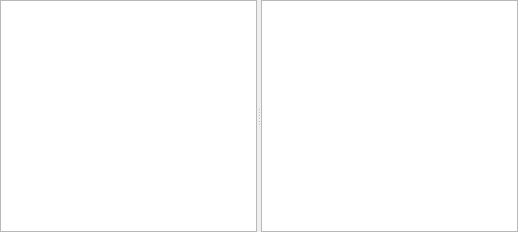
Qt form FigureItNow7/finUiScriptEditor.ui (yuylong/FigureItNow) before a commit.
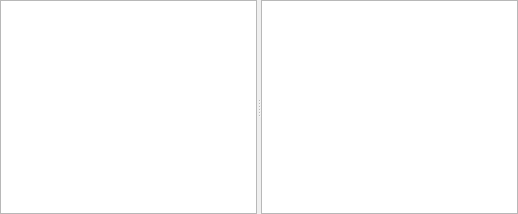
The same form after that commit.

Commit message: Optimize the Main Window style.

Patch:
```diff
--- a/FigureItNow7/finUiScriptEditor.ui
+++ b/FigureItNow7/finUiScriptEditor.ui
@@ -7,7 +7,7 @@
     <x>0</x>
     <y>0</y>
     <width>518</width>
-    <height>232</height>
+    <height>214</height>
    </rect>
   </property>
   <property name="windowTitle">
@@ -34,11 +34,18 @@
      <property name="orientation">
       <enum>Qt::Horizontal</enum>
      </property>
-     <widget class="QPlainTextEdit" name="pteScriptCode"/>
+     <widget class="QPlainTextEdit" name="pteScriptCode">
+      <property name="sizePolicy">
+       <sizepolicy hsizetype="Expanding" vsizetype="Expanding">
+        <horstretch>1</horstretch>
+        <verstretch>0</verstretch>
+       </sizepolicy>
+      </property>
+     </widget>
      <widget class="QGraphicsView" name="gvwGraphPanel">
       <property name="sizePolicy">
        <sizepolicy hsizetype="Expanding" vsizetype="Expanding">
-        <horstretch>0</horstretch>
+        <horstretch>1</horstretch>
         <verstretch>0</verstretch>
        </sizepolicy>
       </property>
```
The commit also changes 5 other files.
